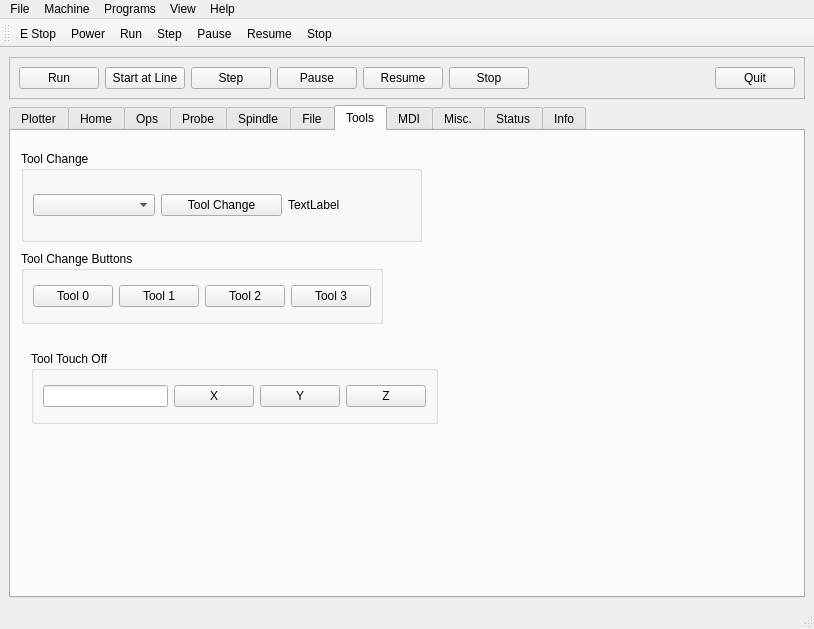
First picture: the form in examples/my_mill/my_mill.ui, repository jethornton/flexgui, before the edit.
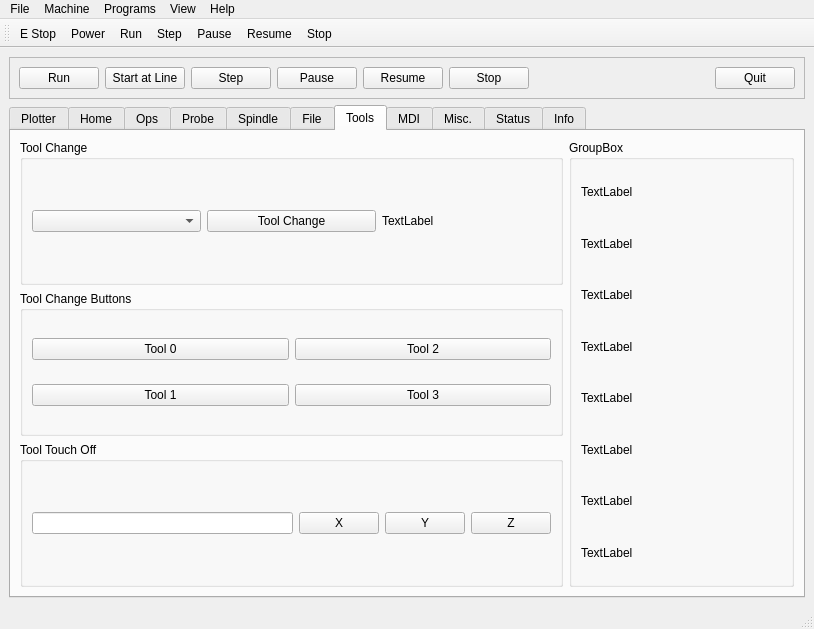
Second picture: the form after the edit. The open tabs and pages were chosen to show the change.

What changed in the file:
```diff
--- a/examples/my_mill/my_mill.ui
+++ b/examples/my_mill/my_mill.ui
@@ -1494,15 +1494,9 @@
        <attribute name="title">
         <string>Tools</string>
        </attribute>
+       <layout class="QGridLayout" name="gridLayout_34">
+        <item row="0" column="0">
        <widget class="QGroupBox" name="groupBox_11">
-        <property name="geometry">
-         <rect>
-          <x>10</x>
-          <y>20</y>
-          <width>401</width>
-          <height>91</height>
-         </rect>
-        </property>
         <property name="title">
          <string>Tool Change</string>
         </property>
@@ -1526,15 +1520,80 @@
          </item>
         </layout>
        </widget>
+        </item>
+        <item row="0" column="1" rowspan="3">
+         <widget class="QGroupBox" name="groupBox_22">
+          <property name="minimumSize">
+           <size>
+            <width>225</width>
+            <height>0</height>
+           </size>
+          </property>
+          <property name="title">
+           <string>GroupBox</string>
+          </property>
+          <layout class="QGridLayout" name="gridLayout_35">
+           <item row="4" column="0">
+            <widget class="QLabel" name="motion_type_lb">
+             <property name="text">
+              <string>TextLabel</string>
+             </property>
+            </widget>
+           </item>
+           <item row="3" column="0">
+            <widget class="QLabel" name="motion_mode_lb">
+             <property name="text">
+              <string>TextLabel</string>
+             </property>
+            </widget>
+           </item>
+           <item row="2" column="0">
+            <widget class="QLabel" name="interpreter_errcode_lb">
+             <property name="text">
+              <string>TextLabel</string>
+             </property>
+            </widget>
+           </item>
+           <item row="0" column="0">
+            <widget class="QLabel" name="exec_state_lb">
+             <property name="text">
+              <string>TextLabel</string>
+             </property>
+            </widget>
+           </item>
+           <item row="7" column="0">
+            <widget class="QLabel" name="task_state_lb">
+             <property name="text">
+              <string>TextLabel</string>
+             </property>
+            </widget>
+           </item>
+           <item row="5" column="0">
+            <widget class="QLabel" name="state_lb">
+             <property name="text">
+              <string>TextLabel</string>
+             </property>
+            </widget>
+           </item>
+           <item row="1" column="0">
+            <widget class="QLabel" name="interp_state_lb">
+             <property name="text">
+              <string>TextLabel</string>
+             </property>
+            </widget>
+           </item>
+           <item row="6" column="0">
+            <widget class="QLabel" name="task_mode_lb">
+             <property name="text">
+              <string>TextLabel</string>
+             </property>
+            </widget>
+           </item>
+          </layout>
+         </widget>
+        </item>
+        <item row="1" column="0">
        <widget class="QGroupBox" name="groupBox_12">
-        <property name="geometry">
-         <rect>
-          <x>10</x>
-          <y>120</y>
-          <width>362</width>
-          <height>73</height>
-         </rect>
-        </property>
         <property name="title">
          <string>Tool Change Buttons</string>
         </property>
@@ -1546,13 +1605,6 @@
            </property>
           </widget>
          </item>
-         <item row="0" column="1">
-          <widget class="QPushButton" name="tool_change_pb_1">
-           <property name="text">
-            <string>Tool 1</string>
-           </property>
-          </widget>
-         </item>
          <item row="0" column="2">
           <widget class="QPushButton" name="tool_change_pb_2">
            <property name="text">
@@ -1560,7 +1612,14 @@
            </property>
           </widget>
          </item>
-         <item row="0" column="3">
+           <item row="1" column="0">
+            <widget class="QPushButton" name="tool_change_pb_1">
+             <property name="text">
+              <string>Tool 1</string>
+             </property>
+            </widget>
+           </item>
+           <item row="1" column="2">
           <widget class="QPushButton" name="tool_change_pb_3">
            <property name="text">
             <string>Tool 3</string>
@@ -1569,15 +1628,9 @@
          </item>
         </layout>
        </widget>
+        </item>
+        <item row="2" column="0">
        <widget class="QGroupBox" name="groupBox_13">
-        <property name="geometry">
-         <rect>
-          <x>20</x>
-          <y>220</y>
-          <width>407</width>
-          <height>73</height>
-         </rect>
-        </property>
         <property name="title">
          <string>Tool Touch Off</string>
         </property>
@@ -1608,6 +1661,8 @@
          </item>
         </layout>
        </widget>
+        </item>
+       </layout>
       </widget>
       <widget class="QWidget" name="tab_8">
        <attribute name="title">
@@ -1824,91 +1879,6 @@
           </layout>
          </widget>
         </item>
-        <item row="0" column="1">
-         <widget class="QGroupBox" name="groupBox_8">
-          <property name="minimumSize">
-           <size>
-            <width>500</width>
-            <height>0</height>
-           </size>
-          </property>
-          <property name="title">
-           <string>State and Mode Labels</string>
-          </property>
-          <layout class="QGridLayout" name="gridLayout_24">
-           <item row="2" column="0">
-            <widget class="QLabel" name="label_51">
-             <property name="text">
-              <string>motion_mode_lb</string>
-             </property>
-            </widget>
-           </item>
-           <item row="0" column="1">
-            <widget class="QLabel" name="exec_state_lb">
-             <property name="text">
-              <string>TextLabel</string>
-             </property>
-            </widget>
-           </item>
-           <item row="0" column="0">
-            <widget class="QLabel" name="label_52">
-             <property name="text">
-              <string>exec_state_lb</string>
-             </property>
-            </widget>
-           </item>
-           <item row="2" column="1">
-            <widget class="QLabel" name="motion_mode_lb">
-             <property name="text">
-              <string>TextLabel</string>
-             </property>
-            </widget>
-           </item>
-           <item row="1" column="0">
-            <widget class="QLabel" name="label_53">
-             <property name="text">
-              <string>interp_state_lb</string>
-             </property>
-            </widget>
-           </item>
-           <item row="3" column="0">
-            <widget class="QLabel" name="label_54">
-             <property name="text">
-              <string>task_mode_lb</string>
-             </property>
-            </widget>
-           </item>
-           <item row="1" column="1">
-            <widget class="QLabel" name="interp_state_lb">
-             <property name="text">
-              <string>TextLabel</string>
-             </property>
-            </widget>
-           </item>
-           <item row="3" column="1">
-            <widget class="QLabel" name="task_mode_lb">
-             <property name="text">
-              <string>TextLabel</string>
-             </property>
-            </widget>
-           </item>
-           <item row="4" column="0">
-            <widget class="QLabel" name="label_55">
-             <property name="text">
-              <string>task_state_lb</string>
-             </property>
-            </widget>
-           </item>
-           <item row="4" column="1">
-            <widget class="QLabel" name="task_state_lb">
-             <property name="text">
-              <string>TextLabel</string>
-             </property>
-            </widget>
-           </item>
-          </layout>
-         </widget>
-        </item>
         <item row="1" column="1" rowspan="2">
          <widget class="QGroupBox" name="groupBox_10">
           <property name="title">
```
Lines whose indentation alone changed are shown as unchanged.
